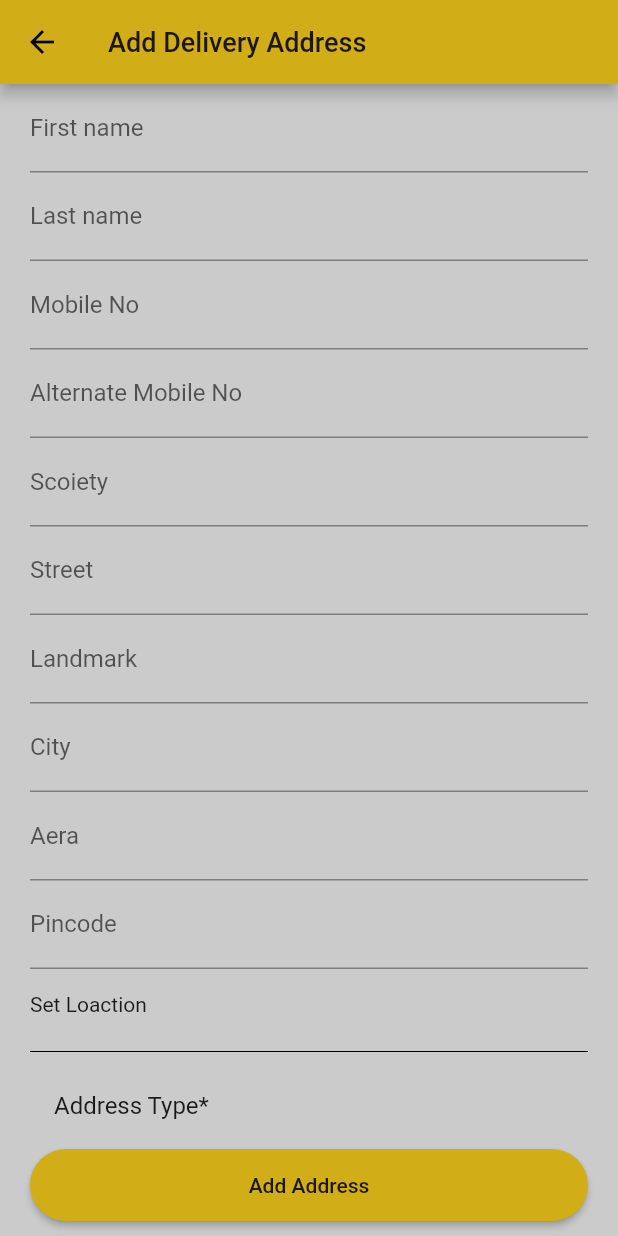
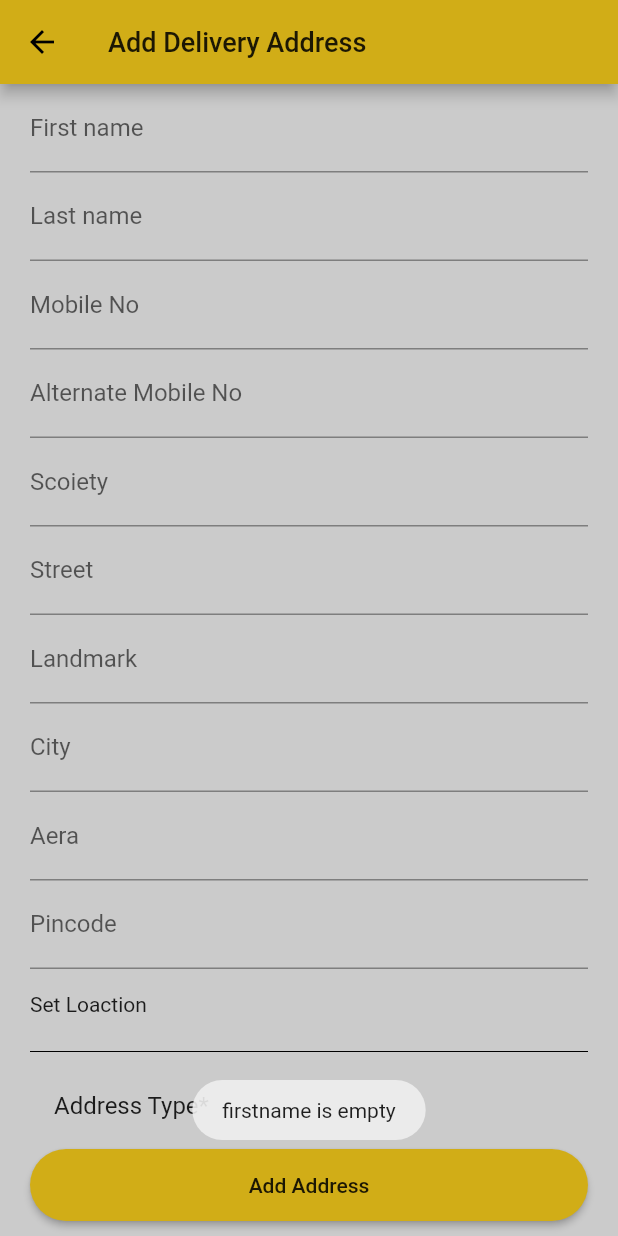
Before and after one commit to theflutterhub/Food-App-With-Admin-Panel, a Flutter app: the AddDeliverAddress screen opened directly, after a tap on "Add Address", on a phone screen of 412 x 824 dp. Run offline on Flutter 3.47's test engine with Material 2 defaults, Android fonts, the light colour scheme and no system bars; our stand-ins replace cloud_firestore, firebase_auth, firebase_core, flutter_signin_button, fluttertoast, google_sign_in; accounts and stored records are empty; statements that could not run were skipped.

Commit message:
Add_delivery_address part(#35)

```diff
--- /dev/null
+++ b/lib/providers/check_out_provider.dart
@@ -0,0 +1,70 @@
+import 'package:cloud_firestore/cloud_firestore.dart';
+import 'package:firebase_auth/firebase_auth.dart';
+import 'package:flutter/cupertino.dart';
+import 'package:fluttertoast/fluttertoast.dart';
+
+class CheckoutProvider with ChangeNotifier {
+  bool isloadding = false;
+
+  TextEditingController firstName = TextEditingController();
+  TextEditingController lastName = TextEditingController();
+  TextEditingController mobileNo = TextEditingController();
+  TextEditingController alternateMobileNo = TextEditingController();
+  TextEditingController scoiety = TextEditingController();
+  TextEditingController street = TextEditingController();
+  TextEditingController landmark = TextEditingController();
+  TextEditingController city = TextEditingController();
+  TextEditingController aera = TextEditingController();
+  TextEditingController pincode = TextEditingController();
+  TextEditingController setLoaction = TextEditingController();
+
+  void validator(context,myType) async {
+    if (firstName.text.isEmpty) {
+      Fluttertoast.showToast(msg: "firstname is empty");
+    } else if (lastName.text.isEmpty) {
+      Fluttertoast.showToast(msg: "lastname is empty");
+    } else if (mobileNo.text.isEmpty) {
+      Fluttertoast.showToast(msg: "mobileNo is empty");
+    } else if (alternateMobileNo.text.isEmpty) {
+      Fluttertoast.showToast(msg: "alternateMobileNo is empty");
+    } else if (scoiety.text.isEmpty) {
+      Fluttertoast.showToast(msg: "scoiety is empty");
+    } else if (street.text.isEmpty) {
+      Fluttertoast.showToast(msg: "street is empty");
+    } else if (landmark.text.isEmpty) {
+      Fluttertoast.showToast(msg: "landmark is empty");
+    } else if (city.text.isEmpty) {
+      Fluttertoast.showToast(msg: "city is empty");
+    } else if (aera.text.isEmpty) {
+      Fluttertoast.showToast(msg: "aera is empty");
+    } else if (pincode.text.isEmpty) {
+      Fluttertoast.showToast(msg: "pincode is empty");
+    } else {
+      isloadding = true;
+      notifyListeners();
+      await FirebaseFirestore.instance
+          .collection("AddDeliverAddress")
+          .doc(FirebaseAuth.instance.currentUser.uid)
+          .set({
+        "firstname": firstName.text,
+        "lastname": lastName.text,
+        "mobileNo": mobileNo.text,
+        "alternateMobileNo": alternateMobileNo.text,
+        "scoiety": scoiety.text,
+        "street": street.text,
+        "landmark": landmark.text,
+        "city": city.text,
+        "aera": aera.text,
+        "pincode": pincode.text,
+        "addressType":myType.toString(),
+      }).then((value) async {
+        isloadding = false;
+        notifyListeners();
+        await Fluttertoast.showToast(msg: "Add your deliver address");
+        Navigator.of(context).pop();
+        notifyListeners();
+      });
+      notifyListeners();
+    }
+  }
+}
--- a/lib/screens/check_out/add_delivery_address/add_delivery_address.dart
+++ b/lib/screens/check_out/add_delivery_address/add_delivery_address.dart
@@ -1,6 +1,8 @@
 import 'package:flutter/material.dart';
 import 'package:food_app/config/colors.dart';
+import 'package:food_app/providers/check_out_provider.dart';
 import 'package:food_app/widgets/costom_text_field.dart';
+import 'package:provider/provider.dart';
 
 class AddDeliverAddress extends StatefulWidget {
   @override
@@ -17,6 +19,7 @@ class _AddDeliverAddressState extends State<AddDeliverAddress> {
   var myType = AddressTypes.Home;
   @override
   Widget build(BuildContext context) {
+    CheckoutProvider checkoutProvider = Provider.of(context);
     return Scaffold(
       appBar: AppBar(
         title: Text(
@@ -27,8 +30,10 @@ class _AddDeliverAddressState extends State<AddDeliverAddress> {
       bottomNavigationBar: Container(
         margin: EdgeInsets.symmetric(vertical: 10, horizontal: 20),
         height: 48,
-        child: MaterialButton(
-          onPressed: () {},
+        child:checkoutProvider.isloadding==false? MaterialButton(
+          onPressed: () {
+            checkoutProvider.validator(context,myType);
+          },
           child: Text(
             "Add Address",
             style: TextStyle(
@@ -41,6 +46,8 @@ class _AddDeliverAddressState extends State<AddDeliverAddress> {
               30,
             ),
           ),
+        ):Center(
+          child: CircularProgressIndicator(),
         ),
       ),
       body: Padding(
@@ -51,33 +58,43 @@ class _AddDeliverAddressState extends State<AddDeliverAddress> {
           children: [
             CostomTextField(
               labText: "First name",
+              controller: checkoutProvider.firstName,
             ),
             CostomTextField(
               labText: "Last name",
+              controller: checkoutProvider.lastName,
             ),
             CostomTextField(
               labText: "Mobile No",
+              controller: checkoutProvider.mobileNo,
             ),
             CostomTextField(
               labText: "Alternate Mobile No",
+              controller: checkoutProvider.alternateMobileNo,
             ),
             CostomTextField(
               labText: "Scoiety",
+              controller: checkoutProvider.scoiety,
             ),
             CostomTextField(
               labText: "Street",
+              controller: checkoutProvider.street,
             ),
             CostomTextField(
               labText: "Landmark",
+              controller: checkoutProvider.landmark,
             ),
             CostomTextField(
               labText: "City",
+              controller: checkoutProvider.city,
             ),
             CostomTextField(
               labText: "Aera",
+              controller: checkoutProvider.aera,
             ),
             CostomTextField(
               labText: "Pincode",
+              controller: checkoutProvider.pincode,
             ),
             InkWell(
               onTap: () {},
```
Also changed, not shown: lib/main.dart (+6 -2 lines), lib/screens/check_out/delivery_details/delivery_details.dart (+32 -8 lines), lib/screens/check_out/payment_summary/order_item.dart (added, +35 -0 lines), lib/screens/check_out/payment_summary/payment_summary.dart (added, +160 -0 lines).
